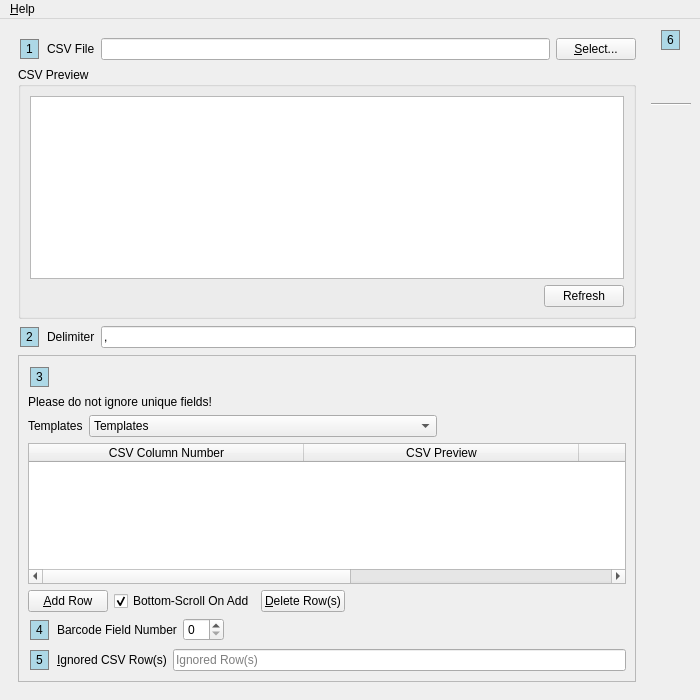
First picture: the form in UI/biblioteq_import.ui, repository textbrowser/biblioteq, before the edit.
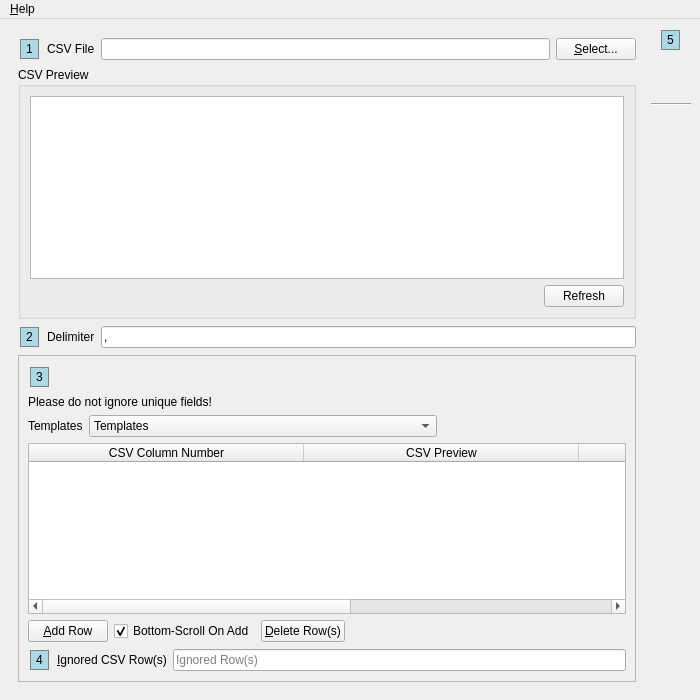
Second picture: the form after the edit. Icons and pictures are not drawn.

Commit message: Import of duplicates.

```diff
--- a/UI/biblioteq_import.ui
+++ b/UI/biblioteq_import.ui
@@ -365,61 +365,6 @@
              </item>
             </layout>
            </item>
-           <item>
-            <layout class="QHBoxLayout" name="horizontalLayout_11">
-             <item>
-              <widget class="QLabel" name="label_110">
-               <property name="sizePolicy">
-                <sizepolicy hsizetype="Fixed" vsizetype="Fixed">
-                 <horstretch>0</horstretch>
-                 <verstretch>0</verstretch>
-                </sizepolicy>
-               </property>
-               <property name="styleSheet">
-                <string notr="true">QLabel {
- border: 1px solid gray;
- background-color: lightblue;
- margin: 2px;
- padding: 2px;
- }</string>
-               </property>
-               <property name="text">
-                <string>4</string>
-               </property>
-              </widget>
-             </item>
-             <item>
-              <widget class="QLabel" name="label_6">
-               <property name="text">
-                <string>Barcode Field Number</string>
-               </property>
-               <property name="buddy">
-                <cstring>ignored_rows</cstring>
-               </property>
-              </widget>
-             </item>
-             <item>
-              <widget class="QSpinBox" name="barcode">
-               <property name="toolTip">
-                <string>&lt;html&gt;&lt;head/&gt;&lt;body&gt;&lt;p&gt;Book import only. If a duplicate ISBN is encountered, a copy will be created. The copy's barcode will be extracted from the specified field in the CSV file.&lt;/p&gt;&lt;/body&gt;&lt;/html&gt;</string>
-               </property>
-              </widget>
-             </item>
-             <item>
-              <spacer name="horizontalSpacer_4">
-               <property name="orientation">
-                <enum>Qt::Horizontal</enum>
-               </property>
-               <property name="sizeHint" stdset="0">
-                <size>
-                 <width>40</width>
-                 <height>20</height>
-                </size>
-               </property>
-              </spacer>
-             </item>
-            </layout>
-           </item>
            <item>
             <layout class="QHBoxLayout" name="horizontalLayout_10">
              <item>
@@ -439,7 +384,7 @@
  }</string>
                </property>
                <property name="text">
-                <string>5</string>
+                <string>4</string>
                </property>
               </widget>
              </item>
@@ -493,7 +438,7 @@
  }</string>
           </property>
           <property name="text">
-           <string>6</string>
+           <string>5</string>
           </property>
          </widget>
         </item>
```
Left out of the diff: 1 changed line with no effect on the pictures. The commit also changes 6 other files.
